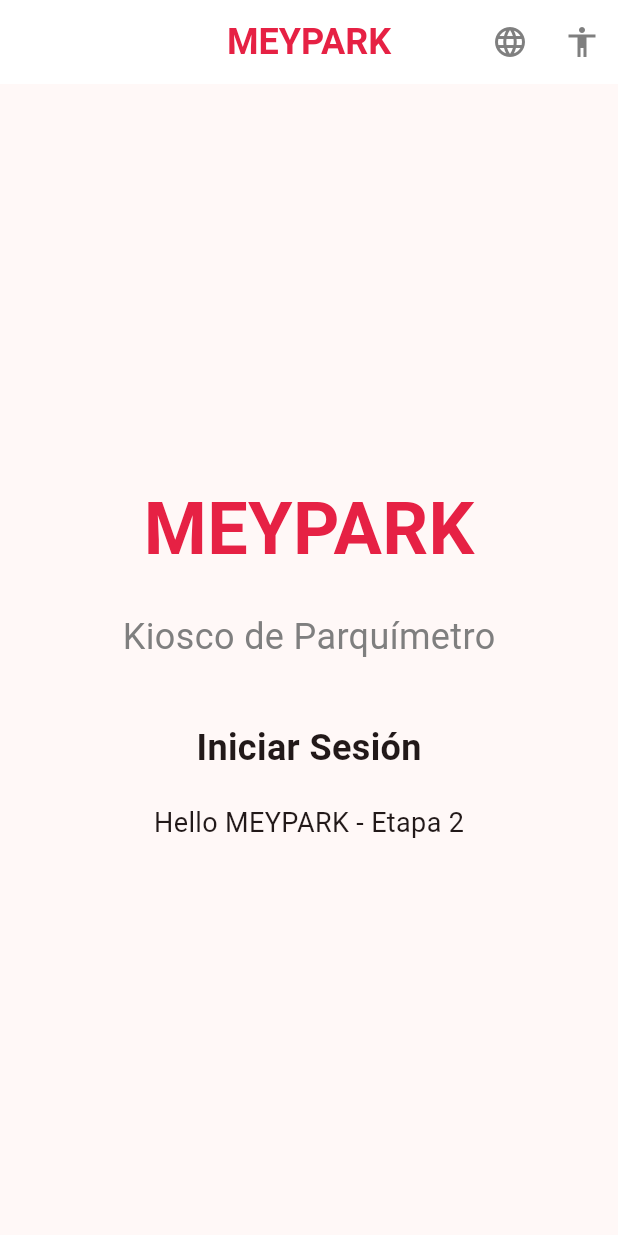
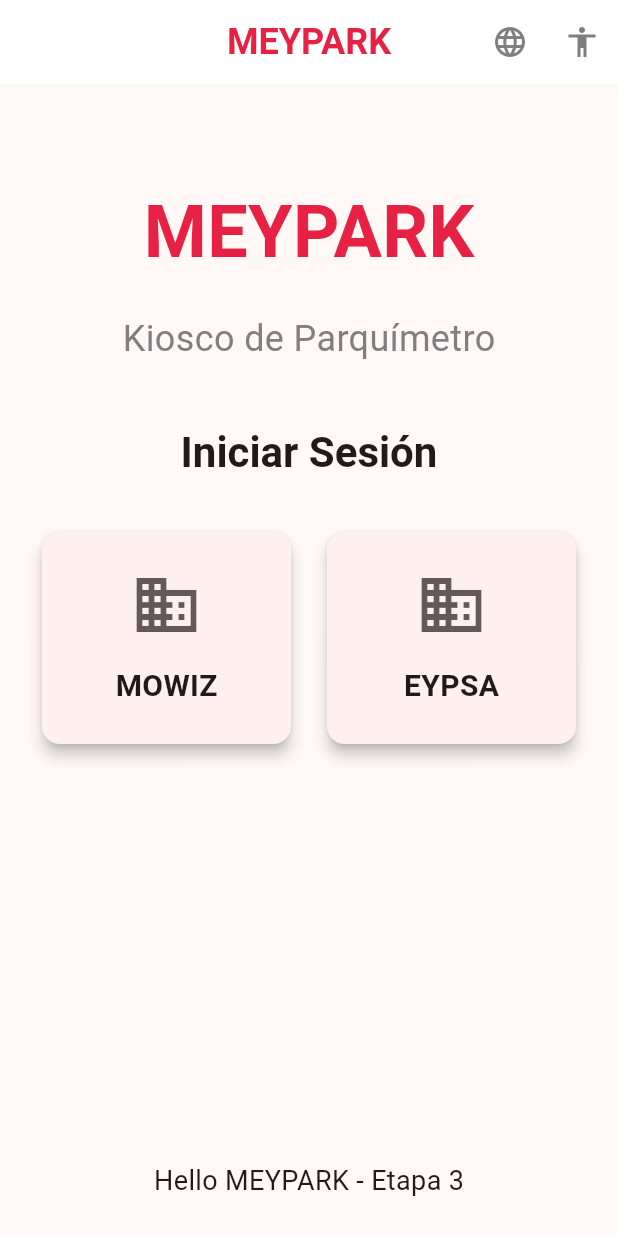
Before and after one commit to jeffbozu/mowizIA, a Flutter app: the screen it shows after launch, on a phone screen of 412 x 824 dp. Run offline on Flutter 3.47's test engine with Material 3 defaults, Android fonts, the phone set to English and light mode, and no system bars; our stand-ins replace go_router.

Commit message:
Etapa 3: Implementar pantalla de login con validación mock
- Modelos de datos: Operator, Zone, Session, PaymentContext
- Datos mock con operadores MOWIZ y EYPSA
- Validación de credenciales mock
- AppState global para manejar estado de la aplicación
- Pantalla de login con selección de operador
- Formulario de credenciales con validación
- Navegación a pantalla de zona tras login exitoso
- Tests actualizados y funcionando

```diff
--- /dev/null
+++ b/lib/data/app_state.dart
@@ -0,0 +1,29 @@
+import 'models.dart';
+
+class AppState {
+  static Operator? _currentOperator;
+  static Zone? _selectedZone;
+  static PaymentContext? _paymentContext;
+
+  static Operator? get currentOperator => _currentOperator;
+  static Zone? get selectedZone => _selectedZone;
+  static PaymentContext? get paymentContext => _paymentContext;
+
+  static void setCurrentOperator(Operator? operator) {
+    _currentOperator = operator;
+  }
+
+  static void setSelectedZone(Zone? zone) {
+    _selectedZone = zone;
+  }
+
+  static void setPaymentContext(PaymentContext? context) {
+    _paymentContext = context;
+  }
+
+  static void clearState() {
+    _currentOperator = null;
+    _selectedZone = null;
+    _paymentContext = null;
+  }
+}
--- /dev/null
+++ b/lib/data/mock_data.dart
@@ -0,0 +1,145 @@
+import 'models.dart';
+
+class MockData {
+  // Operadores mock
+  static const List<Operator> operators = [
+    Operator(
+      id: 'mowiz',
+      name: 'MOWIZ',
+      username: 'mowiz_admin',
+      password: 'Mo2025!',
+      zones: [
+        Zone(
+          id: 'MZ-A',
+          name: 'MZ-A (Azul)',
+          color: 'blue',
+          pricePerHour: 1.20,
+          maxHours: 4,
+          operatorId: 'mowiz',
+        ),
+        Zone(
+          id: 'MZ-V',
+          name: 'MZ-V (Verde)',
+          color: 'green',
+          pricePerHour: 2.10,
+          maxHours: 2,
+          operatorId: 'mowiz',
+        ),
+      ],
+    ),
+    Operator(
+      id: 'eypsa',
+      name: 'EYPSA',
+      username: 'eypsa_admin',
+      password: 'Ey2025!',
+      zones: [
+        Zone(
+          id: 'EY-A',
+          name: 'EY-A (Azul)',
+          color: 'blue',
+          pricePerHour: 1.50,
+          maxHours: 4,
+          operatorId: 'eypsa',
+        ),
+        Zone(
+          id: 'EY-V',
+          name: 'EY-V (Verde)',
+          color: 'green',
+          pricePerHour: 2.40,
+          maxHours: 2,
+          operatorId: 'eypsa',
+        ),
+        Zone(
+          id: 'EY-R',
+          name: 'EY-R (Residente)',
+          color: 'orange',
+          pricePerHour: 0.50,
+          maxHours: 24,
+          operatorId: 'eypsa',
+        ),
+      ],
+    ),
+  ];
+
+  // Sesiones activas mock
+  static final Map<String, Session> activeSessions = {
+    '1234ABC': Session(
+      plate: '1234ABC',
+      zoneId: 'MZ-A',
+      start: DateTime.now().subtract(const Duration(minutes: 30)),
+      end: DateTime.now().add(const Duration(minutes: 45)),
+      totalAmount: 1.20,
+    ),
+    '5678DEF': Session(
+      plate: '5678DEF',
+      zoneId: 'EY-V',
+      start: DateTime.now().subtract(const Duration(minutes: 15)),
+      end: DateTime.now().add(const Duration(minutes: 15)),
+      totalAmount: 2.40,
+    ),
+  };
+
+  // Validar credenciales
+  static Operator? validateCredentials(String username, String password) {
+    for (final operator in operators) {
+      if (operator.username == username && operator.password == password) {
+        return operator;
+      }
+    }
+    return null;
+  }
+
+  // Obtener operador por ID
+  static Operator? getOperatorById(String id) {
+    for (final operator in operators) {
+      if (operator.id == id) {
+        return operator;
+      }
+    }
+    return null;
+  }
+
+  // Obtener zona por ID
+  static Zone? getZoneById(String id) {
+    for (final operator in operators) {
+      for (final zone in operator.zones) {
+        if (zone.id == id) {
+          return zone;
+        }
+      }
+    }
+    return null;
+  }
+
+  // Obtener sesión por matrícula
+  static Session? getSessionByPlate(String plate) {
+    return activeSessions[plate];
+  }
+
+  // Validar matrícula (regex: ^\d{4}[A-Z]{3}$)
+  static bool isValidPlate(String plate) {
+    final regex = RegExp(r'^\d{4}[A-Z]{3}$');
+    return regex.hasMatch(plate);
+  }
+
+  // Calcular precio
+  static double calculatePrice(double pricePerHour, int minutes) {
+    final hours = minutes / 60.0;
+    final price = pricePerHour * hours;
+    return double.parse(price.toStringAsFixed(2));
+  }
+
+  // Obtener color de zona
+  static int getZoneColor(String color) {
+    switch (color) {
+      case 'blue':
+        return 0xFF2196F3;
+      case 'green':
+        return 0xFF4CAF50;
+      case 'orange':
+        return 0xFFFF9800;
+      default:
+        return 0xFF7F7F7F;
+    }
+  }
+}
--- /dev/null
+++ b/lib/data/models.dart
@@ -0,0 +1,67 @@
+class Operator {
+  final String id;
+  final String name;
+  final String username;
+  final String password;
+  final List<Zone> zones;
+
+  const Operator({
+    required this.id,
+    required this.name,
+    required this.username,
+    required this.password,
+    required this.zones,
+  });
+}
+
+class Zone {
+  final String id;
+  final String name;
+  final String color;
+  final double pricePerHour;
+  final int maxHours;
+  final String operatorId;
+
+  const Zone({
+    required this.id,
+    required this.name,
+    required this.color,
+    required this.pricePerHour,
+    required this.maxHours,
+    required this.operatorId,
+  });
+}
+
+class Session {
+  final String plate;
+  final String zoneId;
+  final DateTime start;
+  final DateTime end;
+  final double totalAmount;
+
+  const Session({
+    required this.plate,
+    required this.zoneId,
+    required this.start,
+    required this.end,
+    required this.totalAmount,
+  });
+}
+
+class PaymentContext {
+  final bool isExtend;
+  final String plate;
+  final String zoneId;
+  final int minutes;
+  final double amount;
+  final DateTime endTime;
+
+  const PaymentContext({
+    required this.isExtend,
+    required this.plate,
+    required this.zoneId,
+    required this.minutes,
+    required this.amount,
+    required this.endTime,
+  });
+}
--- a/lib/screens/login_screen.dart
+++ b/lib/screens/login_screen.dart
@@ -1,6 +1,9 @@
 import 'package:flutter/material.dart';
+import 'package:go_router/go_router.dart';
 import '../widgets/top_bar.dart';
 import '../i18n/strings.dart';
+import '../data/mock_data.dart';
+import '../data/app_state.dart';
 
 class LoginScreen extends StatefulWidget {
   const LoginScreen({super.key});
@@ -10,14 +13,72 @@
 }
 
 class _LoginScreenState extends State<LoginScreen> {
+  String? _selectedOperator;
+  final TextEditingController _usernameController = TextEditingController();
+  final TextEditingController _passwordController = TextEditingController();
+  bool _isLoading = false;
+
+  @override
+  void dispose() {
+    _usernameController.dispose();
+    _passwordController.dispose();
+    super.dispose();
+  }
+
+  void _selectOperator(String operatorId) {
+    setState(() {
+      _selectedOperator = operatorId;
+      _usernameController.clear();
+      _passwordController.clear();
+    });
+  }
+
+  void _login() async {
+    if (_selectedOperator == null) return;
+
+    setState(() {
+      _isLoading = true;
+    });
+
+    // Simular delay de login
+    await Future.delayed(const Duration(milliseconds: 500));
+
+    final operator = MockData.validateCredentials(
+      _usernameController.text.trim(),
+      _passwordController.text.trim(),
+    );
+
+    if (operator != null && operator.id == _selectedOperator) {
+      AppState.setCurrentOperator(operator);
+      if (mounted) {
+        context.go('/zona');
+      }
+    } else {
+      if (mounted) {
+        ScaffoldMessenger.of(context).showSnackBar(
+          SnackBar(
+            content: const Text('Credenciales incorrectas'),
+            backgroundColor: Theme.of(context).colorScheme.error,
+          ),
+        );
+      }
+    }
+
+    setState(() {
+      _isLoading = false;
+    });
+  }
+
   @override
   Widget build(BuildContext context) {
     return Scaffold(
       appBar: const TopBar(),
-      body: Center(
+      body: Padding(
+        padding: const EdgeInsets.all(24.0),
         child: Column(
-          mainAxisAlignment: MainAxisAlignment.center,
           children: [
+            // Logo y título
+            const SizedBox(height: 40),
             const Text(
               'MEYPARK',
               style: TextStyle(
@@ -35,13 +96,89 @@
               ),
             ),
             const SizedBox(height: 40),
+
+            // Selección de operador
             Text(
               AppStrings.t('login.title'),
-              style: const TextStyle(fontSize: 24, fontWeight: FontWeight.bold),
+              style: Theme.of(context).textTheme.headlineMedium?.copyWith(
+                fontWeight: FontWeight.bold,
+              ),
             ),
-            const SizedBox(height: 20),
+            const SizedBox(height: 32),
+
+            // Tarjetas de operadores
+            Row(
+              children: [
+                Expanded(
+                  child: _buildOperatorCard('mowiz', 'MOWIZ'),
+                ),
+                const SizedBox(width: 16),
+                Expanded(
+                  child: _buildOperatorCard('eypsa', 'EYPSA'),
+                ),
+              ],
+            ),
+
+            const SizedBox(height: 32),
+
+            // Formulario de login
+            if (_selectedOperator != null) ...[
+              Card(
+                child: Padding(
+                  padding: const EdgeInsets.all(24.0),
+                  child: Column(
+                    crossAxisAlignment: CrossAxisAlignment.start,
+                    children: [
+                      Text(
+                        'Iniciar sesión como ${_selectedOperator!.toUpperCase()}',
+                        style: Theme.of(context).textTheme.titleLarge?.copyWith(
+                          fontWeight: FontWeight.bold,
+                        ),
+                      ),
+                      const SizedBox(height: 24),
+
+                      TextField(
+                        controller: _usernameController,
+                        decoration: InputDecoration(
+                          labelText: AppStrings.t('login.username'),
+                          prefixIcon: const Icon(Icons.person),
+                        ),
+                      ),
+                      const SizedBox(height: 16),
+
+                      TextField(
+                        controller: _passwordController,
+                        obscureText: true,
+                        decoration: InputDecoration(
+                          labelText: AppStrings.t('login.password'),
+                          prefixIcon: const Icon(Icons.lock),
+                        ),
+                      ),
+                      const SizedBox(height: 24),
+
+                      SizedBox(
+                        width: double.infinity,
+                        child: ElevatedButton(
+                          onPressed: _isLoading ? null : _login,
+                          child: _isLoading
+                              ? const SizedBox(
+                                  height: 20,
+                                  width: 20,
+                                  child: CircularProgressIndicator(strokeWidth: 2),
+                                )
+                              : Text(AppStrings.t('login.submit')),
+                        ),
+                      ),
+                    ],
+                  ),
+                ),
+              ),
+            ],
+
+            const Spacer(),
+
             Text(
-              'Hello MEYPARK - Etapa 2',
+              'Hello MEYPARK - Etapa 3',
               style: const TextStyle(fontSize: 18),
             ),
           ],
@@ -49,4 +186,50 @@
       ),
     );
   }
+
+  Widget _buildOperatorCard(String operatorId, String name) {
+    final isSelected = _selectedOperator == operatorId;
+
+    return Card(
+      elevation: isSelected ? 8 : 4,
+      child: InkWell(
+        onTap: () => _selectOperator(operatorId),
+        borderRadius: BorderRadius.circular(12),
+        child: Container(
+          padding: const EdgeInsets.all(24.0),
+          decoration: BoxDecoration(
+            borderRadius: BorderRadius.circular(12),
+            border: isSelected
+                ? Border.all(
+                    color: Theme.of(context).colorScheme.primary,
+                    width: 2,
+                  )
+                : null,
+          ),
+          child: Column(
+            children: [
+              Icon(
+                Icons.business,
+                size: 48,
+                color: isSelected
+                    ? Theme.of(context).colorScheme.primary
+                    : Theme.of(context).colorScheme.onSurface.withValues(alpha: 0.7),
+              ),
+              const SizedBox(height: 16),
+              Text(
+                name,
+                style: TextStyle(
+                  fontSize: 20,
+                  fontWeight: FontWeight.bold,
+                  color: isSelected
+                      ? Theme.of(context).colorScheme.primary
+                      : Theme.of(context).colorScheme.onSurface,
+                ),
+              ),
+            ],
+          ),
+        ),
+      ),
+    );
+  }
 }
```
Also changed, not shown: 1 other file.
